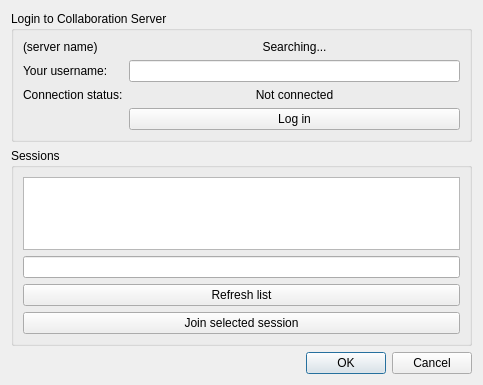
Old version of the form client/sessionjoindialog.ui in the repository maltanar/qt-collaborative-drawing.
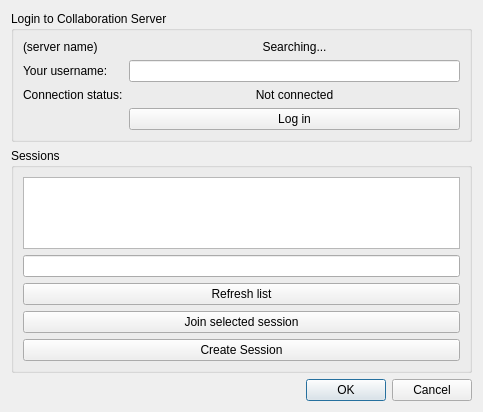
New version of the form.

Commit message: Session create message implemented, encrypted passwords, session leave implemented

What changed in the file:
```diff
--- a/client/sessionjoindialog.ui
+++ b/client/sessionjoindialog.ui
@@ -7,7 +7,7 @@
     <x>0</x>
     <y>0</y>
     <width>483</width>
-    <height>385</height>
+    <height>412</height>
    </rect>
   </property>
   <property name="windowTitle">
@@ -100,6 +100,13 @@
         </property>
        </widget>
       </item>
+      <item>
+       <widget class="QPushButton" name="btn_createSession">
+        <property name="text">
+         <string>Create Session</string>
+        </property>
+       </widget>
+      </item>
      </layout>
     </widget>
    </item>
```
The commit also changes 24 other files.
